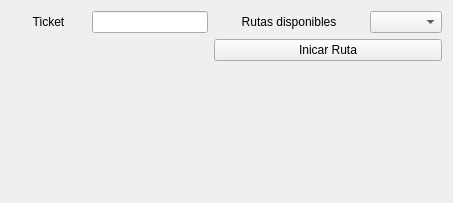
The window that Desktop/Station/mainwindow.ui (Gualtix/Trivago) describes before a commit, drawn with Qt 5.
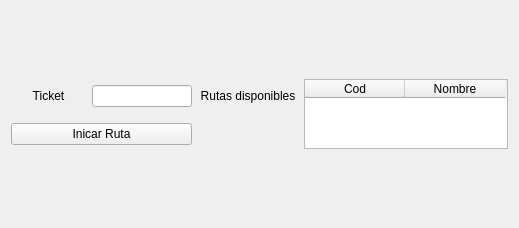
The same window after the commit. Icons and pictures are not drawn.

The edit to the form file:
```diff
--- a/Desktop/Station/mainwindow.ui
+++ b/Desktop/Station/mainwindow.ui
@@ -6,8 +6,8 @@
    <rect>
     <x>0</x>
     <y>0</y>
-    <width>453</width>
-    <height>203</height>
+    <width>519</width>
+    <height>228</height>
    </rect>
   </property>
   <property name="windowTitle">
@@ -17,22 +17,10 @@
    <layout class="QGridLayout" name="gridLayout_2">
     <item row="0" column="0">
      <layout class="QGridLayout" name="gridLayout">
-      <item row="0" column="0">
-       <widget class="QLabel" name="lblTicket">
-        <property name="minimumSize">
-         <size>
-          <width>75</width>
-          <height>0</height>
-         </size>
-        </property>
-        <property name="maximumSize">
-         <size>
-          <width>100</width>
-          <height>16777215</height>
-         </size>
-        </property>
+      <item row="1" column="0" colspan="2">
+       <widget class="QPushButton" name="pushButton">
         <property name="text">
-         <string>&lt;html&gt;&lt;head/&gt;&lt;body&gt;&lt;p align=&quot;center&quot;&gt;Ticket&lt;/p&gt;&lt;/body&gt;&lt;/html&gt;</string>
+         <string>Inicar Ruta</string>
         </property>
        </widget>
       </item>
@@ -46,7 +34,7 @@
         </property>
         <property name="maximumSize">
          <size>
-          <width>150</width>
+          <width>100</width>
           <height>16777215</height>
          </size>
         </property>
@@ -56,13 +44,13 @@
        <widget class="QLabel" name="lblRutas">
         <property name="minimumSize">
          <size>
-          <width>150</width>
+          <width>100</width>
           <height>0</height>
          </size>
         </property>
         <property name="maximumSize">
          <size>
-          <width>150</width>
+          <width>100</width>
           <height>16777215</height>
          </size>
         </property>
@@ -77,38 +65,57 @@
         </property>
        </widget>
       </item>
-      <item row="1" column="2" colspan="2">
-       <widget class="QPushButton" name="pushButton">
+      <item row="0" column="0">
+       <widget class="QLabel" name="lblTicket">
+        <property name="minimumSize">
+         <size>
+          <width>75</width>
+          <height>0</height>
+         </size>
+        </property>
+        <property name="maximumSize">
+         <size>
+          <width>100</width>
+          <height>16777215</height>
+         </size>
+        </property>
         <property name="text">
-         <string>Inicar Ruta</string>
+         <string>&lt;html&gt;&lt;head/&gt;&lt;body&gt;&lt;p align=&quot;center&quot;&gt;Ticket&lt;/p&gt;&lt;/body&gt;&lt;/html&gt;</string>
         </property>
        </widget>
       </item>
-      <item row="1" column="0" colspan="2">
-       <spacer name="horizontalSpacer">
-        <property name="orientation">
-         <enum>Qt::Horizontal</enum>
+      <item row="0" column="3" rowspan="2">
+       <widget class="QTableWidget" name="tblRoutes">
+        <attribute name="horizontalHeaderDefaultSectionSize">
+         <number>100</number>
+        </attribute>
+        <column>
+         <property name="text">
+          <string>Cod</string>
+         </property>
+        </column>
+        <column>
+         <property name="text">
+          <string>Nombre</string>
+         </property>
+        </column>
+       </widget>
+      </item>
+      <item row="1" column="2">
+       <widget class="QLabel" name="lblState">
+        <property name="text">
+         <string/>
         </property>
-        <property name="sizeHint" stdset="0">
-         <size>
-          <width>30</width>
-          <height>20</height>
-         </size>
+        <property name="pixmap">
+         <pixmap resource="res.qrc">:/res/noOK.png</pixmap>
         </property>
-       </spacer>
-      </item>
-      <item row="0" column="3">
-       <widget class="QComboBox" name="comboBox"/>
+        <property name="alignment">
+         <set>Qt::AlignCenter</set>
+        </property>
+       </widget>
       </item>
      </layout>
     </item>
-    <item row="1" column="0">
-     <widget class="QLabel" name="lblState">
-      <property name="text">
-       <string/>
-      </property>
-     </widget>
-    </item>
    </layout>
   </widget>
  </widget>
```
Left out of the diff: 4 changed lines with no effect on the pictures.
